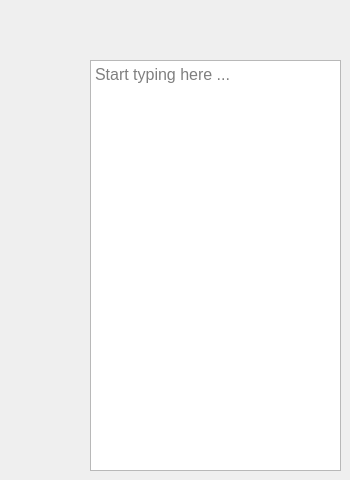
Above: MyNotesMaker/mainwindow.ui from pvasya/OOOP before the change. Below: the same form after it.
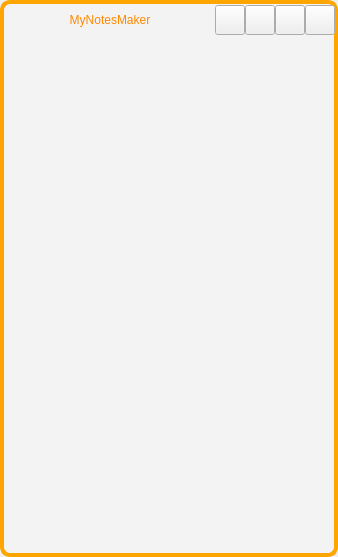
That is the form after the change. Icons and pictures are not drawn.

What changed in the file:
```diff
--- a/MyNotesMaker/mainwindow.ui
+++ b/MyNotesMaker/mainwindow.ui
@@ -6,59 +6,509 @@
    <rect>
     <x>0</x>
     <y>0</y>
-    <width>350</width>
-    <height>480</height>
+    <width>338</width>
+    <height>557</height>
    </rect>
   </property>
+  <property name="minimumSize">
+   <size>
+    <width>280</width>
+    <height>300</height>
+   </size>
+  </property>
   <property name="windowTitle">
-   <string>MainWindow</string>
+   <string>MyNotesMaker</string>
+  </property>
+  <property name="windowIcon">
+   <iconset resource="styles.qrc">
+    <normaloff>:/img/img/icon.jpg</normaloff>:/img/img/icon.jpg</iconset>
   </property>
   <property name="windowOpacity">
    <double>1.000000000000000</double>
   </property>
   <widget class="QWidget" name="centralwidget">
-   <widget class="QTextEdit" name="textEdit">
-    <property name="geometry">
-     <rect>
-      <x>90</x>
-      <y>60</y>
-      <width>251</width>
-      <height>411</height>
-     </rect>
+   <layout class="QVBoxLayout" name="verticalLayout_4">
+    <property name="leftMargin">
+     <number>0</number>
     </property>
-    <property name="sizePolicy">
-     <sizepolicy hsizetype="Expanding" vsizetype="Expanding">
-      <horstretch>0</horstretch>
-      <verstretch>0</verstretch>
-     </sizepolicy>
+    <property name="topMargin">
+     <number>0</number>
     </property>
-    <property name="sizeIncrement">
-     <size>
-      <width>0</width>
-      <height>0</height>
-     </size>
+    <property name="rightMargin">
+     <number>0</number>
     </property>
-    <property name="baseSize">
-     <size>
-      <width>0</width>
-      <height>0</height>
-     </size>
+    <property name="bottomMargin">
+     <number>0</number>
     </property>
-    <property name="font">
-     <font>
-      <pointsize>12</pointsize>
-     </font>
-    </property>
-    <property name="styleSheet">
-     <string notr="true"/>
-    </property>
-    <property name="lineWidth">
-     <number>-1</number>
-    </property>
-    <property name="placeholderText">
-     <string>Start typing here ...</string>
-    </property>
-   </widget>
+    <item>
+     <widget class="QWidget" name="widget_4" native="true">
+      <property name="styleSheet">
+       <string notr="true">#widget_4 {
+    background-color: rgb(243, 243, 243);
+    border-radius: 10px;
+    border: 4px solid orange;
+}
+</string>
+      </property>
+      <layout class="QHBoxLayout" name="horizontalLayout">
+       <property name="leftMargin">
+        <number>11</number>
+       </property>
+       <property name="topMargin">
+        <number>0</number>
+       </property>
+       <property name="rightMargin">
+        <number>3</number>
+       </property>
+       <item>
+        <widget class="QStackedWidget" name="stackedWidget">
+         <property name="currentIndex">
+          <number>0</number>
+         </property>
+         <widget class="QWidget" name="main">
+          <layout class="QVBoxLayout" name="verticalLayout_5">
+           <property name="spacing">
+            <number>7</number>
+           </property>
+           <property name="leftMargin">
+            <number>0</number>
+           </property>
+           <property name="topMargin">
+            <number>0</number>
+           </property>
+           <property name="rightMargin">
+            <number>0</number>
+           </property>
+           <property name="bottomMargin">
+            <number>0</number>
+           </property>
+           <item>
+            <widget class="QWidget" name="widget_5" native="true">
+             <layout class="QVBoxLayout" name="verticalLayout_6">
+              <property name="leftMargin">
+               <number>0</number>
+              </property>
+              <property name="topMargin">
+               <number>0</number>
+              </property>
+              <property name="rightMargin">
+               <number>0</number>
+              </property>
+              <property name="bottomMargin">
+               <number>0</number>
+              </property>
+              <item>
+               <widget class="QWidget" name="header" native="true">
+                <property name="minimumSize">
+                 <size>
+                  <width>0</width>
+                  <height>40</height>
+                 </size>
+                </property>
+                <property name="maximumSize">
+                 <size>
+                  <width>16777215</width>
+                  <height>40</height>
+                 </size>
+                </property>
+                <layout class="QHBoxLayout" name="horizontalLayout_4">
+                 <property name="leftMargin">
+                  <number>0</number>
+                 </property>
+                 <property name="topMargin">
+                  <number>0</number>
+                 </property>
+                 <property name="rightMargin">
+                  <number>0</number>
+                 </property>
+                 <property name="bottomMargin">
+                  <number>0</number>
+                 </property>
+                 <item>
+                  <widget class="QLabel" name="label_3">
+                   <property name="styleSheet">
+                    <string notr="true">QLabel { 
+	background-color: rgba(0, 0, 0, 0);
+    border: none; 
+	font: 700 14pt Segoe Script;
+    color: rgb(255, 136, 0);
+}
+QLabel:hover {
+    color: rgb(255, 255, 0);
+}</string>
+                   </property>
+                   <property name="text">
+                    <string>MyNotesMaker</string>
+                   </property>
+                   <property name="alignment">
+                    <set>Qt::AlignCenter</set>
+                   </property>
+                   <property name="wordWrap">
+                    <bool>false</bool>
+                   </property>
+                  </widget>
+                 </item>
+                 <item>
+                  <widget class="QWidget" name="widget_6" native="true">
+                   <property name="sizePolicy">
+                    <sizepolicy hsizetype="Fixed" vsizetype="Fixed">
+                     <horstretch>0</horstretch>
+                     <verstretch>0</verstretch>
+                    </sizepolicy>
+                   </property>
+                   <property name="minimumSize">
+                    <size>
+                     <width>120</width>
+                     <height>0</height>
+                    </size>
+                   </property>
+                   <property name="maximumSize">
+                    <size>
+                     <width>120</width>
+                     <height>16777215</height>
+                    </size>
+                   </property>
+                   <property name="baseSize">
+                    <size>
+                     <width>120</width>
+                     <height>0</height>
+                    </size>
+                   </property>
+                   <property name="focusPolicy">
+                    <enum>Qt::NoFocus</enum>
+                   </property>
+                   <property name="layoutDirection">
+                    <enum>Qt::LeftToRight</enum>
+                   </property>
+                   <layout class="QHBoxLayout" name="horizontalLayout_5">
+                    <property name="spacing">
+                     <number>0</number>
+                    </property>
+                    <property name="leftMargin">
+                     <number>0</number>
+                    </property>
+                    <property name="topMargin">
+                     <number>0</number>
+                    </property>
+                    <property name="rightMargin">
+                     <number>0</number>
+                    </property>
+                    <property name="bottomMargin">
+                     <number>0</number>
+                    </property>
+                    <item>
+                     <widget class="QPushButton" name="topbtn">
+                      <property name="minimumSize">
+                       <size>
+                        <width>30</width>
+                        <height>30</height>
+                       </size>
+                      </property>
+                      <property name="maximumSize">
+                       <size>
+                        <width>30</width>
+                        <height>30</height>
+                       </size>
+                      </property>
+                      <property name="text">
+                       <string/>
+                      </property>
+                      <property name="icon">
+                       <iconset resource="styles.qrc">
+                        <normaloff>:/img/img/location_on_FILL0_wght400_GRAD0_opsz24.svg</normaloff>:/img/img/location_on_FILL0_wght400_GRAD0_opsz24.svg</iconset>
+                      </property>
+                     </widget>
+                    </item>
+                    <item>
+                     <widget class="QPushButton" name="hidebtn">
+                      <property name="minimumSize">
+                       <size>
+                        <width>30</width>
+                        <height>30</height>
+                       </size>
+                      </property>
+                      <property name="maximumSize">
+                       <size>
+                        <width>30</width>
+                        <height>30</height>
+                       </size>
+                      </property>
+                      <property name="text">
+                       <string/>
+                      </property>
+                      <property name="icon">
+                       <iconset resource="styles.qrc">
+                        <normaloff>:/img/img/minimize_FILL0_wght400_GRAD0_opsz24.svg</normaloff>:/img/img/minimize_FILL0_wght400_GRAD0_opsz24.svg</iconset>
+                      </property>
+                     </widget>
+                    </item>
+                    <item>
+                     <widget class="QPushButton" name="fullbtn">
+                      <property name="minimumSize">
+                       <size>
+                        <width>30</width>
+                        <height>30</height>
+                       </size>
+                      </property>
+                      <property name="maximumSize">
+                       <size>
+                        <width>30</width>
+                        <height>30</height>
+                       </size>
+                      </property>
+                      <property name="text">
+                       <string/>
+                      </property>
+                      <property name="icon">
+                       <iconset resource="styles.qrc">
+                        <normaloff>:/img/img/fullscreen_FILL0_wght400_GRAD0_opsz24.svg</normaloff>:/img/img/fullscreen_FILL0_wght400_GRAD0_opsz24.svg</iconset>
+                      </property>
+                     </widget>
+                    </item>
+                    <item>
+                     <widget class="QPushButton" name="closebtn">
+                      <property name="minimumSize">
+                       <size>
+                        <width>30</width>
+                        <height>30</height>
+                       </size>
+                      </property>
+                      <property name="maximumSize">
+                       <size>
+                        <width>30</width>
+                        <height>30</height>
+                       </size>
+                      </property>
+                      <property name="text">
+                       <string/>
+                      </property>
+                      <property name="icon">
+                       <iconset resource="styles.qrc">
+                        <normaloff>:/img/img/close_FILL0_wght400_GRAD0_opsz24.svg</normaloff>:/img/img/close_FILL0_wght400_GRAD0_opsz24.svg</iconset>
+                      </property>
+                     </widget>
+                    </item>
+                   </layout>
+                  </widget>
+                 </item>
+                </layout>
+               </widget>
+              </item>
+              <item>
+               <widget class="QWidget" name="main_2" native="true">
+                <property name="sizePolicy">
+                 <sizepolicy hsizetype="Preferred" vsizetype="Preferred">
+                  <horstretch>0</horstretch>
+                  <verstretch>0</verstretch>
+                 </sizepolicy>
+                </property>
+               </widget>
+              </item>
+             </layout>
+            </widget>
+           </item>
+          </layout>
+         </widget>
+         <widget class="QWidget" name="about">
+          <layout class="QVBoxLayout" name="verticalLayout">
+           <property name="topMargin">
+            <number>0</number>
+           </property>
+           <item>
+            <widget class="QWidget" name="widget" native="true">
+             <layout class="QVBoxLayout" name="verticalLayout_2">
+              <property name="topMargin">
+               <number>7</number>
+              </property>
+              <item>
+               <widget class="QWidget" name="widget_2" native="true">
+                <property name="minimumSize">
+                 <size>
+                  <width>0</width>
+                  <height>60</height>
+                 </size>
+                </property>
+                <layout class="QHBoxLayout" name="horizontalLayout_2">
+                 <property name="leftMargin">
+                  <number>0</number>
+                 </property>
+                 <property name="topMargin">
+                  <number>0</number>
+                 </property>
+                 <property name="rightMargin">
+                  <number>0</number>
+                 </property>
+                 <item>
+                  <widget class="QPushButton" name="backBtn">
+                   <property name="minimumSize">
+                    <size>
+                     <width>30</width>
+                     <height>30</height>
+                    </size>
+                   </property>
+                   <property name="maximumSize">
+                    <size>
+                     <width>30</width>
+                     <height>30</height>
+                    </size>
+                   </property>
+                   <property name="text">
+                    <string/>
+                   </property>
+                   <property name="icon">
+                    <iconset resource="styles.qrc">
+                     <normaloff>:/img/img/arrow_back_new_FILL0_wght400_GRAD0_opsz24.svg</normaloff>:/img/img/arrow_back_new_FILL0_wght400_GRAD0_opsz24.svg</iconset>
+                   </property>
+                  </widget>
+                 </item>
+                 <item>
+                  <widget class="QLabel" name="label">
+                   <property name="styleSheet">
+                    <string notr="true">QLabel { 
+	background-color: rgba(0, 0, 0, 0);
+    border: none; 
+	font: 700 14pt Segoe Script;
+    color: rgb(255, 136, 0);
+}
+QLabel:hover {
+    color: rgb(255, 255, 0);
+}</string>
+                   </property>
+                   <property name="text">
+                    <string>MyNotesMaker</string>
+                   </property>
+                   <property name="alignment">
+                    <set>Qt::AlignCenter</set>
+                   </property>
+                   <property name="wordWrap">
+                    <bool>false</bool>
+                   </property>
+                  </widget>
+                 </item>
+                </layout>
+               </widget>
+              </item>
+              <item>
+               <widget class="QScrollArea" name="scrollArea">
+                <property name="minimumSize">
+                 <size>
+                  <width>0</width>
+                  <height>200</height>
+                 </size>
+                </property>
+                <property name="widgetResizable">
+                 <bool>true</bool>
+                </property>
+                <widget class="QWidget" name="scrollAreaWidgetContents">
+                 <property name="geometry">
+                  <rect>
+                   <x>0</x>
+                   <y>0</y>
+                   <width>257</width>
+                   <height>595</height>
+                  </rect>
+                 </property>
+                 <layout class="QVBoxLayout" name="verticalLayout_3">
+                  <property name="leftMargin">
+                   <number>5</number>
+                  </property>
+                  <property name="topMargin">
+                   <number>0</number>
+                  </property>
+                  <property name="rightMargin">
+                   <number>0</number>
+                  </property>
+                  <property name="bottomMargin">
+                   <number>0</number>
+                  </property>
+                  <item>
+                   <widget class="QWidget" name="widget_3" native="true">
+                    <layout class="QHBoxLayout" name="horizontalLayout_3">
+                     <property name="leftMargin">
+                      <number>5</number>
+                     </property>
+                     <property name="topMargin">
+                      <number>5</number>
+                     </property>
+                     <property name="rightMargin">
+                      <number>5</number>
+                     </property>
+                     <property name="bottomMargin">
+                      <number>5</number>
+                     </property>
+                     <item>
+                      <widget class="QLabel" name="img">
+                       <property name="minimumSize">
+                        <size>
+                         <width>210</width>
+                         <height>200</height>
+                        </size>
+                       </property>
+                       <property name="maximumSize">
+                        <size>
+                         <width>210</width>
+                         <height>200</height>
+                        </size>
+                       </property>
+                       <property name="text">
+                        <string/>
+                       </property>
+                       <property name="pixmap">
+                        <pixmap resource="styles.qrc">:/img/img/icon.jpg</pixmap>
+                       </property>
+                       <property name="scaledContents">
+                        <bool>true</bool>
+                       </property>
+                       <property name="alignment">
+                        <set>Qt::AlignCenter</set>
+                       </property>
+                       <property name="wordWrap">
+                        <bool>false</bool>
+                       </property>
+                      </widget>
+                     </item>
+                    </layout>
+                   </widget>
+                  </item>
+                  <item alignment="Qt::AlignTop">
+                   <widget class="QLabel" name="label_2">
+                    <property name="minimumSize">
+                     <size>
+                      <width>0</width>
+                      <height>0</height>
+                     </size>
+                    </property>
+                    <property name="styleSheet">
+                     <string notr="true">QLabel { 
+	font: 700 10pt Segoe Script;
+}</string>
+                    </property>
+                    <property name="text">
+                     <string>Програма MyNotesMaker - це зручний інструмент для створення, збереження та управління нотатками. Завдяки простому та інтуїтивно зрозумілому інтерфейсу користувача, MyNotesMaker дозволяє легко створювати нові нотатки, редагувати вже існуючі та швидко знаходити потрібну інформацію. </string>
+                    </property>
+                    <property name="scaledContents">
+                     <bool>false</bool>
+                    </property>
+                    <property name="wordWrap">
+                     <bool>true</bool>
+                    </property>
+                   </widget>
+                  </item>
+                 </layout>
+                </widget>
+               </widget>
+              </item>
+             </layout>
+            </widget>
+           </item>
+          </layout>
+         </widget>
+        </widget>
+       </item>
+      </layout>
+     </widget>
+    </item>
+   </layout>
   </widget>
  </widget>
  <resources/>
```
Left out of the diff: 4 changed lines with no effect on the pictures.
